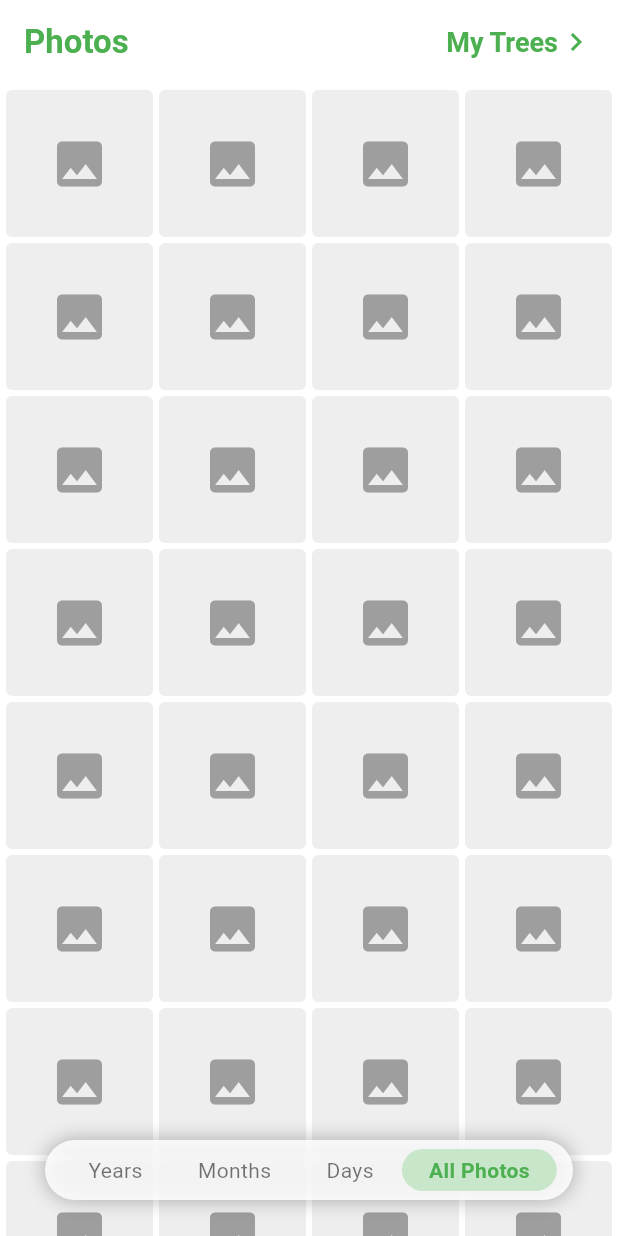
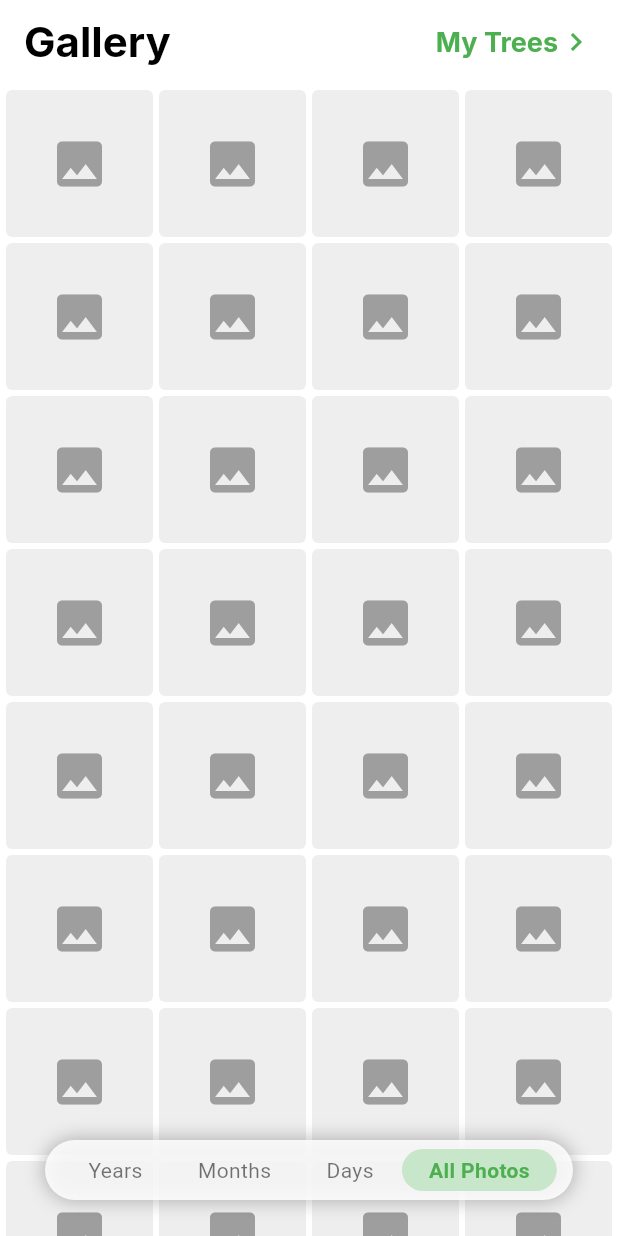
Before and after one commit to Jaero-O/Group_2_Repo_Flutter_Dev, a Flutter app: the GalleryPage screen opened directly, on a phone screen of 412 x 824 dp. Run offline on Flutter 3.47's test engine with Material 3 defaults, Android fonts, the phone set to English and light mode, and no system bars; our stand-ins replace fl_chart, flutter_svg, google_fonts, sqflite; accounts and stored records are empty.

Commit message:
style: ise inter from google fonts

```diff
--- a/mangofy/lib/pages/gallery/gallery_page.dart
+++ b/mangofy/lib/pages/gallery/gallery_page.dart
@@ -1,4 +1,5 @@
 import 'package:flutter/material.dart';
+import 'package:google_fonts/google_fonts.dart';
 import 'my_trees_page.dart';
 import 'photos_view.dart';
 
@@ -18,9 +19,7 @@ class GalleryPage extends StatefulWidget {
   State<GalleryPage> createState() => _GalleryPageState();
 }
 
-
 class _GalleryPageState extends State<GalleryPage> {
-
   bool isPhotosView = true;
 
   @override
@@ -35,7 +34,6 @@ class _GalleryPageState extends State<GalleryPage> {
   Widget build(BuildContext context) {
     return Scaffold(
       backgroundColor: Colors.white,
-
       appBar: AppBar(
         automaticallyImplyLeading: false,
         backgroundColor: Colors.white,
@@ -44,14 +42,13 @@ class _GalleryPageState extends State<GalleryPage> {
           mainAxisAlignment: MainAxisAlignment.spaceBetween,
           children: [
             Text(
-              isPhotosView ? 'Photos' : 'My Trees',
-              style: const TextStyle(
-                fontSize: 22,
+              isPhotosView ? 'Gallery' : 'My Trees',
+              style: GoogleFonts.inter(
+                fontSize: 28,
                 fontWeight: FontWeight.bold,
-                color: Colors.green,
+                color: Colors.black,
               ),
             ),
-
             GestureDetector(
               onTap: () {
                 setState(() {
@@ -62,7 +59,7 @@ class _GalleryPageState extends State<GalleryPage> {
                 children: [
                   Text(
                     isPhotosView ? 'My Trees' : 'Photos',
-                    style: const TextStyle(
+                    style: GoogleFonts.inter(
                       fontSize: 18,
                       fontWeight: FontWeight.bold,
                       color: Colors.green,
@@ -78,11 +75,12 @@ class _GalleryPageState extends State<GalleryPage> {
           ],
         ),
       ),
-
       body: isPhotosView
-          ? PhotosView(isSelectionMode: widget.isSelectionMode, onSelectionDone: widget.onSelectionDone,)
+          ? PhotosView(
+              isSelectionMode: widget.isSelectionMode,
+              onSelectionDone: widget.onSelectionDone,
+            )
           : MyTreesPage(isSelectionMode: widget.isSelectionMode),
-
       floatingActionButton: !isPhotosView
           ? FloatingActionButton(
               backgroundColor: Colors.green,
```
